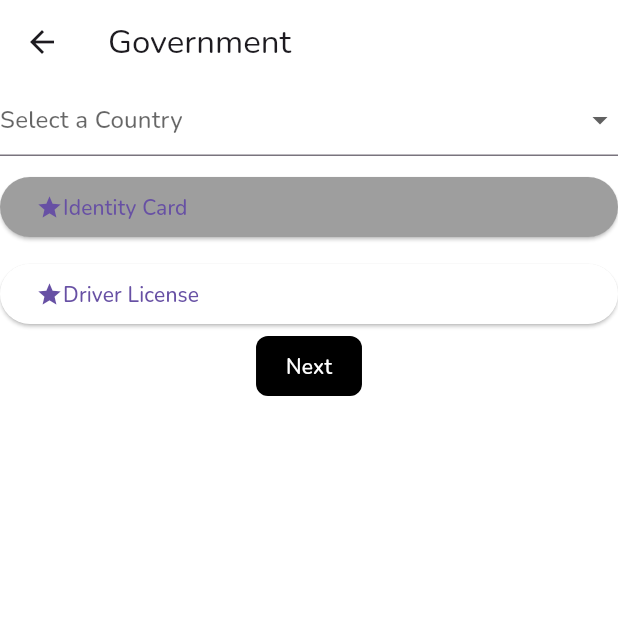
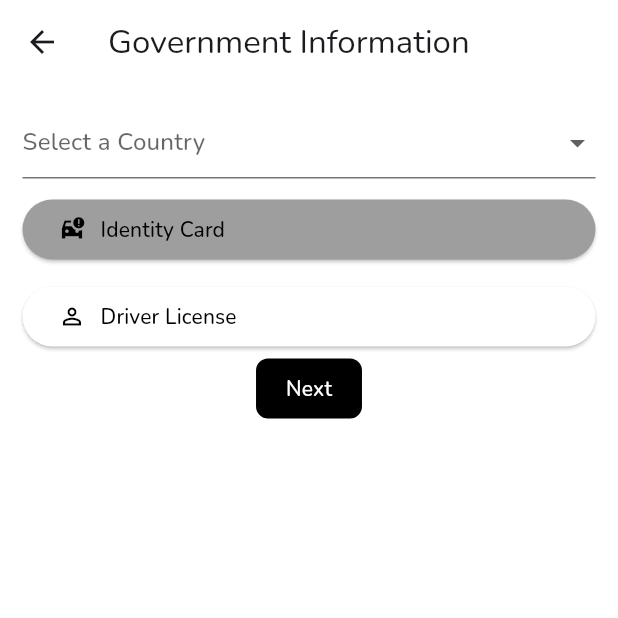
Before and after one commit to bigmouth3033/project4_flutter, a Flutter app: the Government screen opened directly, on a phone screen of 412 x 824 dp, the top half of it. Run offline on Flutter 3.47's test engine with Material 3 defaults, Android fonts, the phone set to English and light mode, and no system bars; our stand-ins replace cached_network_image, carousel_slider, firebase_core, firebase_messaging, flutter_bloc, flutter_html and 11 more; missing offline and left inert: flutter_advanced_avatar, stomp_dart_client; accounts and stored records are empty; network calls fail.

Commit message:
last time

```diff
--- a/lib/features/government/government.dart
+++ b/lib/features/government/government.dart
@@ -90,10 +90,11 @@ class _GovernmentState extends State<Government> {
 
     return Scaffold(
       appBar: AppBar(
-        title: Text("Government"),
+        title: Text("Government Information"),
         backgroundColor: Colors.white,
       ),
       body: Container(
+        padding: EdgeInsets.all(15),
           color: Colors.white,
           width: screenWidth,
           height: screenHeight - appBarHeight - statusBarHeight,
@@ -166,7 +167,10 @@ class _GovernmentState extends State<Government> {
                             print('Button Pressed!');
                           },
                           child: Row(
-                            children: [Icon(Icons.star), Text("Identity Card")],
+                            children: [Icon(Icons.car_crash_sharp,color: Colors.black,),SizedBox(width: 10,) ,Text("Identity Card",style:
+                              TextStyle(
+                                color: Colors.black
+                              ),)],
                           ),
                         ),
                       ),
@@ -189,8 +193,11 @@ class _GovernmentState extends State<Government> {
                           },
                           child: Row(
                             children: [
-                              Icon(Icons.star),
-                              Text("Driver License")
+                              Icon(Icons.perm_identity, color: Colors.black,),
+                              SizedBox(width: 10,),
+                              Text("Driver License",style: TextStyle(
+                                color: Colors.black
+                              ),)
                             ],
                           ),
                         ),
--- a/lib/features/personal_information/personal_information.dart
+++ b/lib/features/personal_information/personal_information.dart
@@ -25,7 +25,8 @@ class _PersonalInformationState extends State<PersonalInformation> {
       appBar: AppBar(title: Text("Personal Information"),),
       body: BlocBuilder<UserCubit,UserState>(builder: (context, state) {
         var user = context.read<UserCubit>().loginUser;
-        return Column(
+        return Container(
+          child: Column(
             children: [
               Row(children: [
                 const Forminput()
@@ -37,6 +38,7 @@ class _PersonalInformationState extends State<PersonalInformation> {
                 const PhoneNumber()
               ],)
             ],
+          ),
         );
       },),
     );
--- a/lib/features/personal_information/widgets/FormInput.dart
+++ b/lib/features/personal_information/widgets/FormInput.dart
@@ -62,6 +62,7 @@ class _InputFromState extends State<Forminput> {
 
 
     return Container(
+      padding: EdgeInsets.all(10),
       width: screenWidth,
       child: Column(
         crossAxisAlignment: CrossAxisAlignment.start,
--- a/lib/features/personal_information/widgets/phone_number.dart
+++ b/lib/features/personal_information/widgets/phone_number.dart
@@ -75,6 +75,7 @@ class _PhoneNumberState extends State<PhoneNumber> {
         TextEditingController(text: "");
 
     return Container(
+      padding: EdgeInsets.all(10),
       width: screenWidth,
       child: Column(
         crossAxisAlignment: CrossAxisAlignment.start,
--- a/lib/features/personal_information/widgets/preferred_name.dart
+++ b/lib/features/personal_information/widgets/preferred_name.dart
@@ -58,6 +58,7 @@ class _PreferredNameState extends State<PreferredName> {
         TextEditingController(text: user!.preferredName);
 
     return Container(
+      padding: EdgeInsets.all(10),
       width: screenWidth,
       child: Column(
         crossAxisAlignment: CrossAxisAlignment.start,
```
Lines whose indentation alone changed are shown as unchanged.
